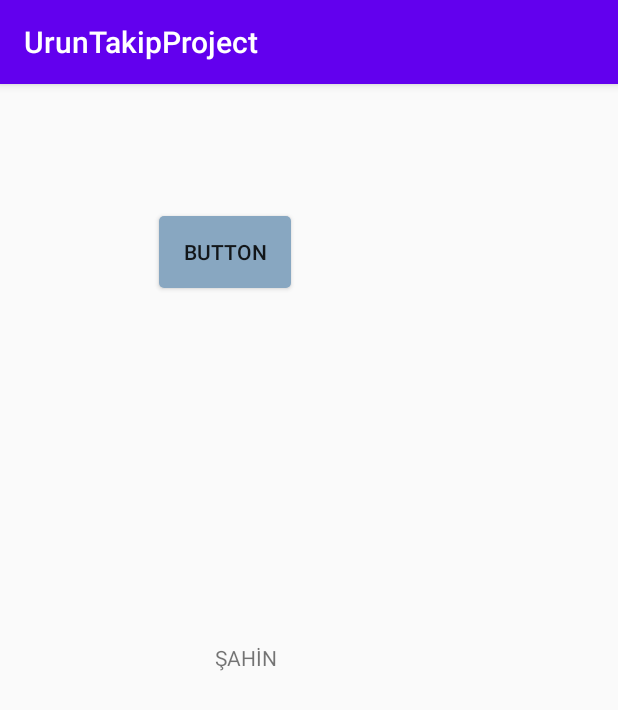
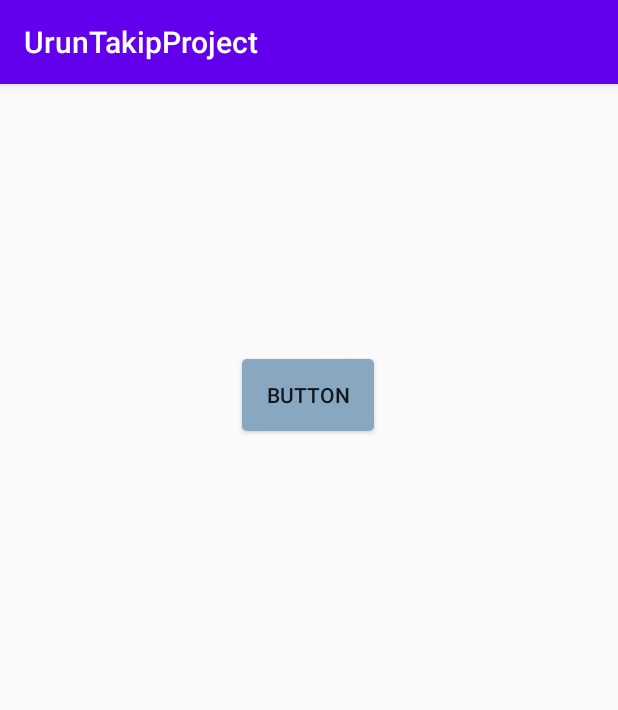
Before and after one commit to eminsahin21/UrunTakipProject, an Android app: the screen it shows after launch (MainActivity), on a phone screen of 412 x 824 dp. Shown: the top 710 px of the screen. Run offline under Robolectric (Android 15) with nearby library versions, the phone set to English and light mode, and no system bars.

Commit message:
buton change

```diff
--- a/app/src/main/java/com/example/uruntakipproject/MainActivity.kt
+++ b/app/src/main/java/com/example/uruntakipproject/MainActivity.kt
@@ -8,4 +8,5 @@ class MainActivity : AppCompatActivity() {
         super.onCreate(savedInstanceState)
         setContentView(R.layout.activity_main)
     }
+
 }
--- a/app/src/main/res/layout/activity_main.xml
+++ b/app/src/main/res/layout/activity_main.xml
@@ -7,23 +7,28 @@
     tools:context=".MainActivity">
 
     <TextView
-        android:layout_width="126dp"
-        android:layout_height="23dp"
-        android:text="ŞAHİN"
+        android:id="@+id/qrCodeText"
+        android:layout_width="250dp"
+        android:layout_height="30dp"
+        android:layout_marginBottom="320dp"
+        android:text=""
         app:layout_constraintBottom_toBottomOf="parent"
         app:layout_constraintEnd_toEndOf="parent"
-        app:layout_constraintStart_toStartOf="parent"
-        app:layout_constraintTop_toTopOf="parent" />
+        app:layout_constraintHorizontal_bias="0.498"
+        app:layout_constraintStart_toStartOf="parent" />
 
     <Button
-        android:id="@+id/button2"
-        android:background="@drawable/butonback"
+        android:id="@+id/btnTara"
         android:layout_width="wrap_content"
         android:layout_height="wrap_content"
-        android:layout_marginStart="106dp"
-        android:layout_marginTop="88dp"
+        android:layout_marginTop="92dp"
+        android:background="@drawable/butonback"
         android:text="Button"
+        app:layout_constraintBottom_toTopOf="@+id/qrCodeText"
+        app:layout_constraintEnd_toEndOf="parent"
+        app:layout_constraintHorizontal_bias="0.498"
         app:layout_constraintStart_toStartOf="parent"
-        app:layout_constraintTop_toTopOf="parent" />
+        app:layout_constraintTop_toTopOf="parent"
+        app:layout_constraintVertical_bias="0.329" />
 
 </androidx.constraintlayout.widget.ConstraintLayout>
```
